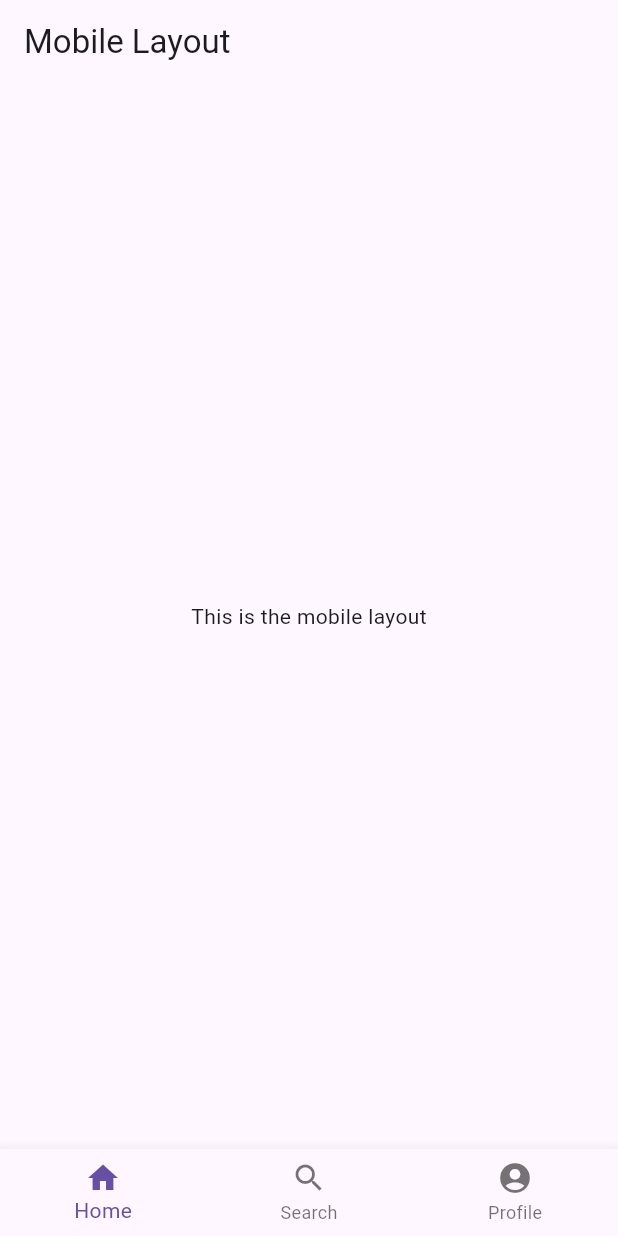
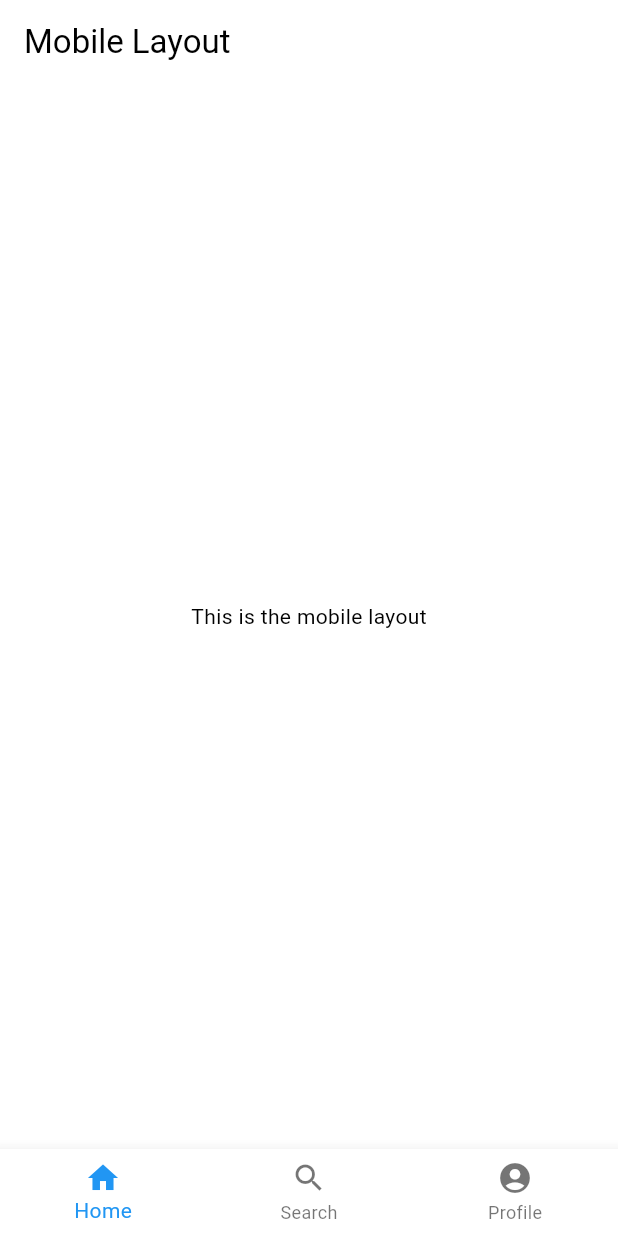
Before and after one commit to TaeBbong/textcolor-picker, a Flutter app: the screen it shows after launch, on a phone screen of 412 x 824 dp. Run offline on Flutter 3.47's test engine with Material 3 defaults, Android fonts, the light colour scheme and no system bars.

Commit message:
feat: themedata for style

```diff
--- /dev/null
+++ b/lib/constants/theme.dart
@@ -0,0 +1,21 @@
+import 'package:flutter/material.dart';
+
+ThemeData initThemeData({required Brightness brightness}) {
+  if (brightness == Brightness.light) {
+    return ThemeData(
+      brightness: Brightness.light,
+      colorScheme: const ColorScheme.light(
+        primary: Colors.blue,
+        secondary: Colors.pink,
+      ),
+    );
+  } else {
+    return ThemeData(
+      brightness: Brightness.dark,
+      colorScheme: const ColorScheme.dark(
+        primary: Colors.black87,
+        secondary: Colors.pink,
+      ),
+    );
+  }
+}
--- a/lib/main.dart
+++ b/lib/main.dart
@@ -1,4 +1,5 @@
 import 'package:flutter/material.dart';
+import 'package:textcolor_picker_web/constants/theme.dart';
 
 import 'screens/desktop_screen.dart';
 import 'screens/mobile_screen.dart';
@@ -14,6 +15,8 @@ class MainApp extends StatelessWidget {
   Widget build(BuildContext context) {
     return MaterialApp(
       debugShowCheckedModeBanner: false,
+      theme: initThemeData(brightness: Brightness.light),
+      darkTheme: initThemeData(brightness: Brightness.dark),
       home: ResponsiveLayout(
         mobileLayout: MobileScreen(),
         tabletLayout: TabletScreen(),
--- a/lib/screens/desktop_screen.dart
+++ b/lib/screens/desktop_screen.dart
@@ -5,7 +5,8 @@ class DesktopScreen extends StatelessWidget {
   Widget build(BuildContext context) {
     return Scaffold(
       appBar: AppBar(
-        title: Text('Desktop Layout'),
+        centerTitle: false,
+        title: Text('Flutter TextColor Selector'),
       ),
       body: Row(
         children: [
```
